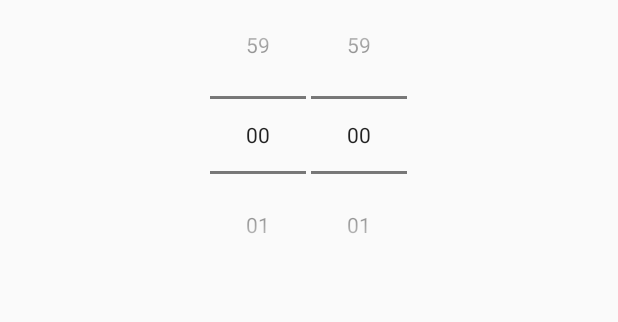
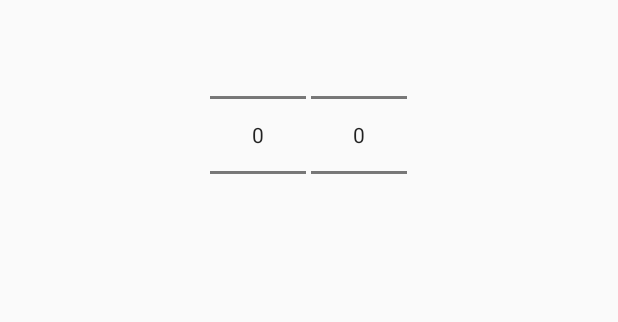
Before and after one commit to logikfabrik/hiit, an Android app: the layout my_time_picker.xml on its own in the app's theme, with its tools: preview values and no code run, on a phone screen of 412 x 824 dp. Shown: the top 322 px of the screen. Run offline under Robolectric (Android 15) with nearby library versions, the phone set to English and light mode, and no system bars.

Commit message:
Simplifies the code

```diff
--- a/src/app/src/main/java/se/logikfabrik/hiit/widgets/MyTimePartPicker.kt
+++ /dev/null
@@ -1,80 +0,0 @@
-package se.logikfabrik.hiit.widgets
-
-import android.content.Context
-import android.util.AttributeSet
-import android.widget.NumberPicker
-import se.logikfabrik.hiit.R
-
-open class MyTimePartPicker : NumberPicker {
-
-    override fun setMinValue(minValue: Int) {
-        super.setMinValue(minValue)
-
-        refreshValues()
-    }
-
-    override fun setMaxValue(maxValue: Int) {
-        super.setMaxValue(maxValue)
-
-        refreshValues()
-    }
-
-    override fun setValue(value: Int) {
-        super.setValue(value)
-
-        refreshValues()
-    }
-
-    constructor(context: Context) : super(context)
-
-    constructor(context: Context, attrs: AttributeSet) : super(context, attrs) {
-        setXmlAttributes(attrs)
-    }
-
-    constructor(context: Context, attrs: AttributeSet, defStyleAttr: Int) : super(
-        context,
-        attrs,
-        defStyleAttr
-    ) {
-        setXmlAttributes(attrs, defStyleAttr)
-    }
-
-    private fun setXmlAttributes(
-        attrs: AttributeSet,
-        defStyleAttr: Int = 0,
-        defStyleRes: Int = 0
-    ) {
-        val attributes = context.theme.obtainStyledAttributes(
-            attrs,
-            R.styleable.picker,
-            defStyleAttr,
-            defStyleRes
-        )
-
-        try {
-            minValue = maxOf(attributes.getInt(R.styleable.picker_minValue, 0), 0)
-            maxValue = maxOf(attributes.getInt(R.styleable.picker_maxValue, 60), 0)
-            value = maxOf(attributes.getInt(R.styleable.picker_defaultValue, 0), 0)
-        } finally {
-            attributes.recycle()
-        }
-    }
-
-    override fun onFinishInflate() {
-        super.onFinishInflate()
-
-        refreshValues()
-    }
-
-    private fun refreshValues() {
-        if (minValue >= maxValue) {
-            return
-        }
-
-        val range = IntRange(minValue, maxValue)
-
-        val values = range.map { value -> if (value < 10) "0$value" else "$value"; }.toTypedArray()
-
-        displayedValues = values
-    }
-}
--- a/src/app/src/main/res/layout/my_time_picker.xml
+++ b/src/app/src/main/res/layout/my_time_picker.xml
@@ -1,18 +1,14 @@
 <?xml version="1.0" encoding="utf-8"?>
 <LinearLayout xmlns:android="http://schemas.android.com/apk/res/android"
-    xmlns:app="http://schemas.android.com/apk/res-auto"
     android:layout_width="match_parent"
     android:layout_height="match_parent"
     android:gravity="center_horizontal"
     android:orientation="horizontal">
 
-    <se.logikfabrik.hiit.widgets.MyTimePartPicker
-        android:id="@+id/min_time_part_picker"
+    <NumberPicker
+        android:id="@+id/minutes_numberPicker"
         android:layout_width="wrap_content"
-        android:layout_height="wrap_content"
-        app:defaultValue="0"
-        app:maxValue="59"
-        app:minValue="0" />
+        android:layout_height="wrap_content" />
 
     <TextView
         android:layout_width="wrap_content"
@@ -20,11 +16,9 @@
         android:gravity="center_vertical"
         android:text=":" />
 
-    <se.logikfabrik.hiit.widgets.MyTimePartPicker
-        android:id="@+id/sec_time_part_picker"
+    <NumberPicker
+        android:id="@+id/seconds_numberPicker"
         android:layout_width="wrap_content"
-        android:layout_height="wrap_content"
-        app:maxValue="59"
-        app:minValue="0" />
+        android:layout_height="wrap_content" />
 
 </LinearLayout>
--- a/src/app/src/main/res/values/attrs.xml
+++ b/src/app/src/main/res/values/attrs.xml
@@ -1,9 +1,7 @@
 <?xml version="1.0" encoding="utf-8"?>
 <resources>
 
-    <declare-styleable name="picker">
-        <attr name="maxValue" format="integer" />
-        <attr name="minValue" format="integer" />
+    <declare-styleable name="myTimePicker">
         <attr name="defaultValue" format="integer" />
     </declare-styleable>
 
```
Also changed, not shown: src/app/src/main/java/se/logikfabrik/hiit/widgets/MyTimePicker.kt (+26 -40 lines).
